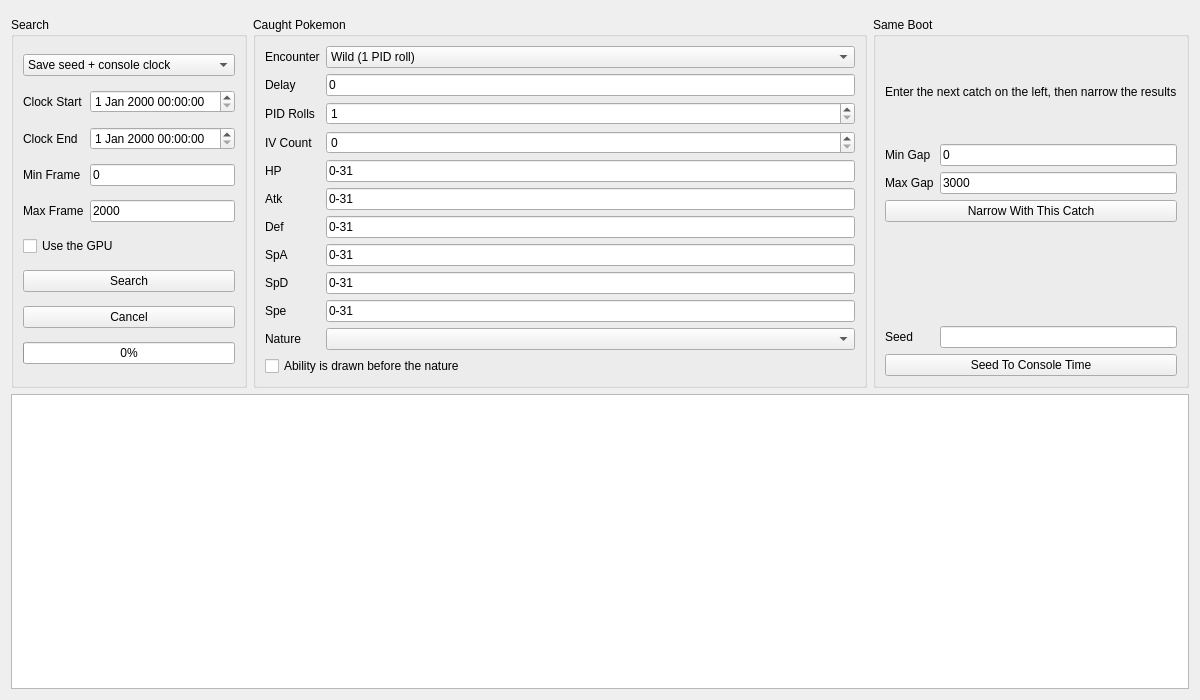
Before: the Qt Designer form Form/Gen6/SeedFinder6.ui in Xenon-Hacks/PokeFinder-GPU, drawn with Qt 5.
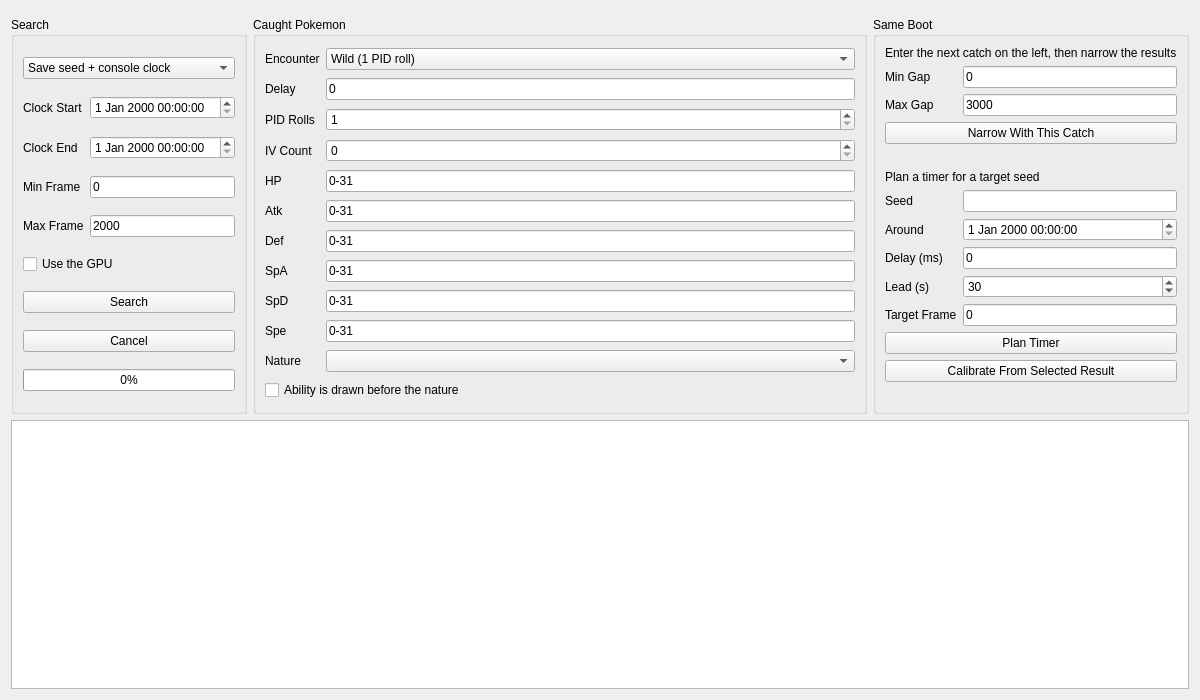
After: the same form once the commit is applied. Custom widgets are drawn as their Qt base class.

Commit message:
Gen 6: plan a timer for a target seed and calibrate the delay
Seed To Console Time becomes a planner: for a target seed it gives the
whole-minute 3DS clock to set, the timer ms to press at and when to
trigger the target frame. Calibrate measures the press-to-title delay
from the seed an attempt actually got. Plans stop at 2099-12-31 23:59.

Diff of the .ui file:
```diff
--- a/Form/Gen6/SeedFinder6.ui
+++ b/Form/Gen6/SeedFinder6.ui
@@ -383,23 +383,98 @@
 <item row="4" column="0" colspan="2">
 <widget class="QLabel" name="labelNarrow"/>
 </item>
-<item row="5" column="0">
+<item row="5" column="0" colspan="2">
+<widget class="QLabel" name="labelPlanHelp">
+<property name="text">
+ <string>Plan a timer for a target seed</string>
+</property>
+</widget>
+</item>
+<item row="6" column="0">
 <widget class="QLabel" name="labelSeed">
 <property name="text">
  <string>Seed</string>
 </property>
 </widget>
 </item>
-<item row="5" column="1">
+<item row="6" column="1">
 <widget class="TextBox" name="textBoxTimeSeed"/>
 </item>
-<item row="6" column="0" colspan="2">
+<item row="7" column="0">
+<widget class="QLabel" name="labelAround">
+<property name="text">
+ <string>Around</string>
+</property>
+</widget>
+</item>
+<item row="7" column="1">
+<widget class="QDateTimeEdit" name="dateTimeEditAround"/>
+</item>
+<item row="8" column="0">
+<widget class="QLabel" name="labelDelayMs">
+<property name="text">
+ <string>Delay (ms)</string>
+</property>
+</widget>
+</item>
+<item row="8" column="1">
+<widget class="TextBox" name="textBoxTitleDelay">
+<property name="text">
+ <string>0</string>
+</property>
+</widget>
+</item>
+<item row="9" column="0">
+<widget class="QLabel" name="labelLeadS">
+<property name="text">
+ <string>Lead (s)</string>
+</property>
+</widget>
+</item>
+<item row="9" column="1">
+<widget class="QSpinBox" name="spinBoxLead">
+<property name="minimum">
+<number>5</number>
+</property>
+<property name="maximum">
+<number>600</number>
+</property>
+<property name="value">
+<number>30</number>
+</property>
+</widget>
+</item>
+<item row="10" column="0">
+<widget class="QLabel" name="labelTargetFrame">
+<property name="text">
+ <string>Target Frame</string>
+</property>
+</widget>
+</item>
+<item row="10" column="1">
+<widget class="TextBox" name="textBoxTargetFrame">
+<property name="text">
+ <string>0</string>
+</property>
+</widget>
+</item>
+<item row="11" column="0" colspan="2">
 <widget class="QPushButton" name="pushButtonSeedTime">
 <property name="text">
- <string>Seed To Console Time</string>
+ <string>Plan Timer</string>
 </property>
 </widget>
 </item>
+<item row="12" column="0" colspan="2">
+<widget class="QPushButton" name="pushButtonCalibrate">
+<property name="text">
+ <string>Calibrate From Selected Result</string>
+</property>
+</widget>
+</item>
+<item row="13" column="0" colspan="2">
+<widget class="QLabel" name="labelPlan"/>
+</item>
 </layout>
 </widget>
 </item>
```
The commit also changes 5 other files.
